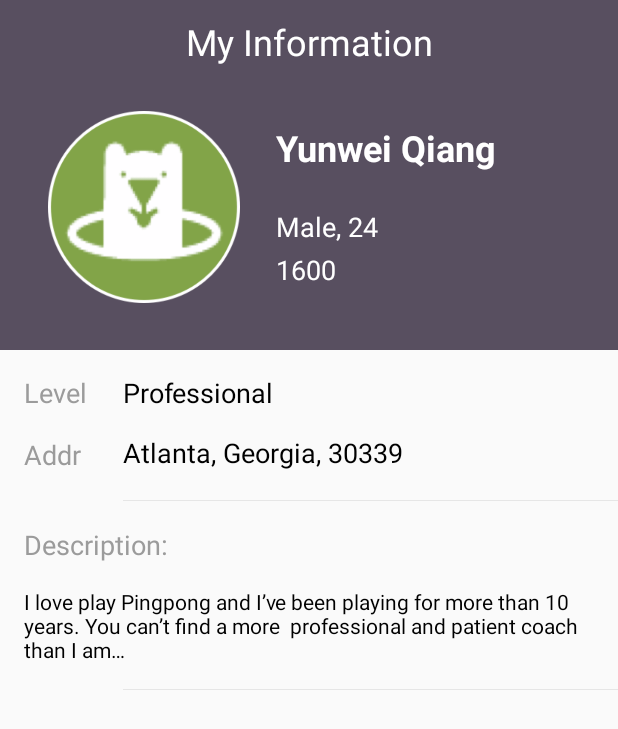
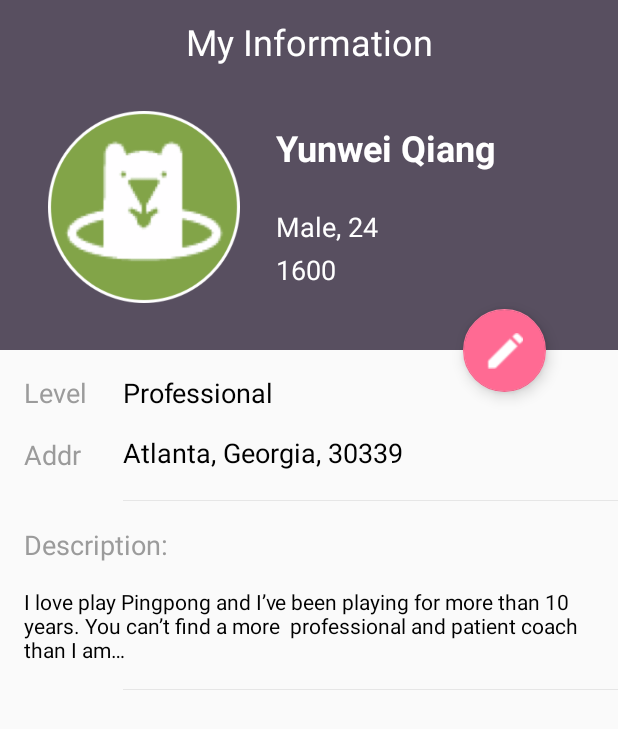
Before and after one commit to Willqiangyw/Pingterest, an Android app: the layout activity_me.xml on its own in the app's theme, with its tools: preview values and no code run, on a phone screen of 412 x 824 dp. Shown: the top 729 px of the screen. Run offline under Robolectric (Android 15) with nearby library versions, the phone set to English and light mode, and no system bars; Roboto replaces fonts that are not available here.

Commit message:
finish me page

```diff
--- a/app/src/main/java/com/example/yunweiqiang/pingterest/Me.java
+++ b/app/src/main/java/com/example/yunweiqiang/pingterest/Me.java
@@ -53,6 +53,7 @@ public class Me extends AppCompatActivity {
                 onBackPressed();
             }
         });
+
 
 
         mAuth = FirebaseAuth.getInstance();
--- a/app/src/main/res/layout/activity_me.xml
+++ b/app/src/main/res/layout/activity_me.xml
@@ -5,6 +5,20 @@
     android:layout_width="match_parent"
     android:layout_height="match_parent"
     tools:context="com.example.yunweiqiang.pingterest.Me">
+
+    <android.support.design.widget.FloatingActionButton
+        android:id="@+id/floatingActionButtonMe"
+        android:layout_width="55dp"
+        android:layout_height="55dp"
+        android:layout_marginEnd="48dp"
+        android:clickable="true"
+        android:onClick="edit"
+        android:scaleType="center"
+        app:backgroundTint="@color/floatButton"
+        app:layout_constraintBottom_toBottomOf="@+id/constraintLayout3"
+        app:layout_constraintEnd_toEndOf="parent"
+        app:layout_constraintTop_toBottomOf="@+id/constraintLayout3"
+        app:srcCompat="@drawable/ic_pencil" />
 
     <android.support.v7.widget.Toolbar
         android:id="@+id/toolbarMe"
@@ -85,6 +99,7 @@
             android:textSize="18sp"
             app:layout_constraintStart_toStartOf="@+id/textViewMyGenderAndAge"
             app:layout_constraintTop_toBottomOf="@+id/textViewMyGenderAndAge" />
+
     </android.support.constraint.ConstraintLayout>
 
 
```
Also changed, not shown: app/src/main/res/drawable/ic_pencil.png.
